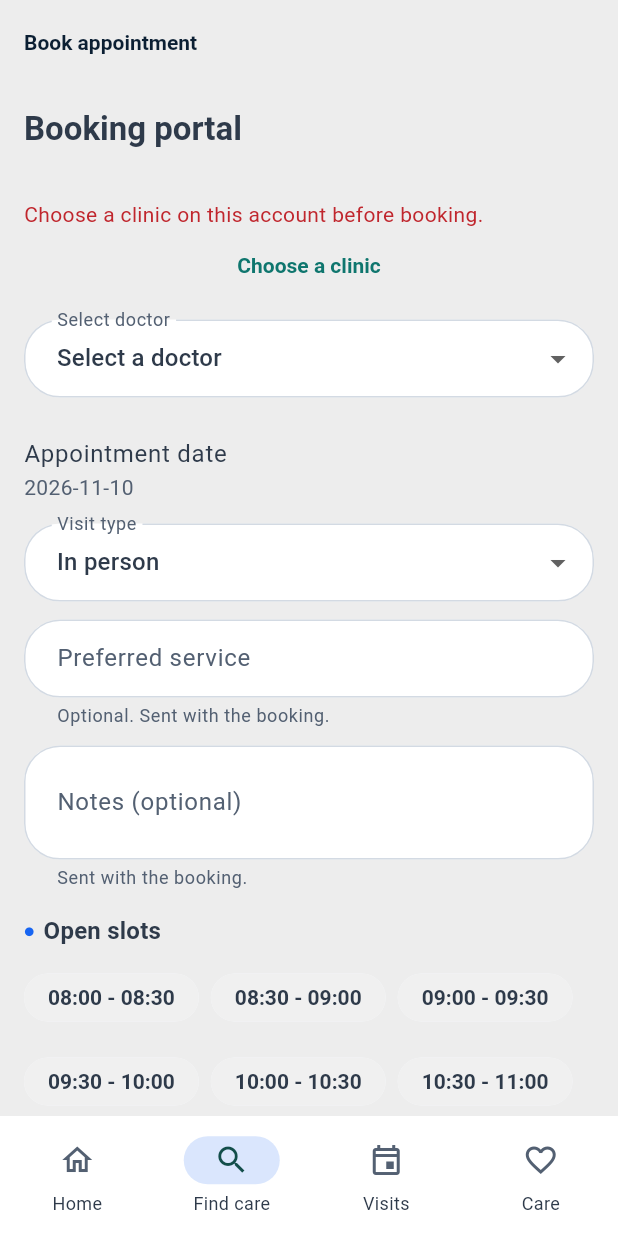
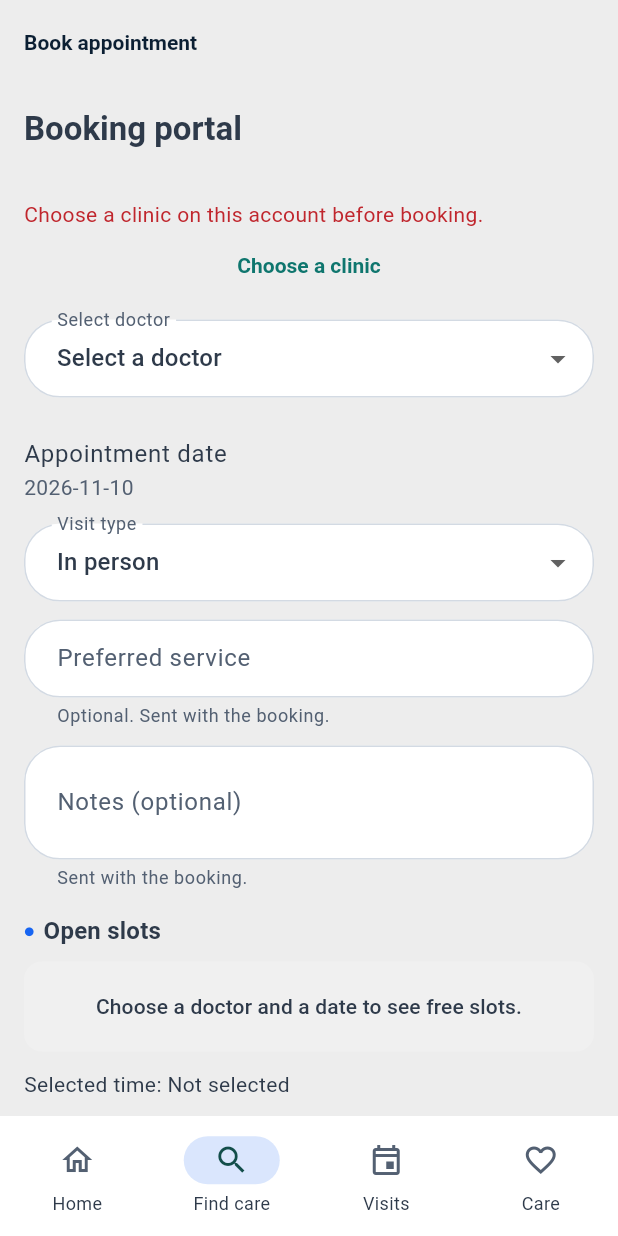
Before and after one commit to Immortal8725/digimed-patient-flutter, a Flutter app: the BookScreen screen opened by its route, on a phone screen of 412 x 824 dp. Run offline on Flutter 3.47's test engine with Material 3 defaults, Android fonts, the phone set to English and light mode, and no system bars; our stand-ins replace dio, flutter_riverpod, flutter_secure_storage, geolocator, go_router, shared_preferences and 1 more; missing offline and left inert: flutter_webrtc; accounts and stored records are empty.

Commit message:
Stop falling back to taken clinic hours on the book screen.
An empty slots response now shows that there are no free times that day. An API error shows a retry message instead of the full timetable.

```diff
--- a/lib/features/find_care/book_screen.dart
+++ b/lib/features/find_care/book_screen.dart
@@ -39,6 +39,8 @@ class _BookScreenState extends ConsumerState<BookScreen> {
   String _end = '';
   bool _consent = false;
   List<String> _freeSlots = [];
+  bool _slotsLoading = false;
+  String? _slotsError;
 
   @override
   void initState() {
@@ -77,14 +79,18 @@ class _BookScreenState extends ConsumerState<BookScreen> {
         }
       } catch (_) {}
       if (!mounted) return;
+      final doctorId = doctors.length == 1 ? firstString(doctors.first, ['id', 'userId', 'doctorId']) : '';
       setState(() {
         _tenantId = tenantId;
         _tenant = tenant;
         _doctors = doctors;
         _existing = existing;
-        _doctorId = doctors.length == 1 ? firstString(doctors.first, ['id', 'userId', 'doctorId']) : '';
+        _doctorId = doctorId;
         _loading = false;
       });
+      if (doctorId.isNotEmpty) {
+        await _refreshFreeSlots();
+      }
     } on ApiException catch (error) {
       if (!mounted) return;
       setState(() {
@@ -94,22 +100,41 @@ class _BookScreenState extends ConsumerState<BookScreen> {
     }
   }
 
-  List<ClinicSlot> get _hours {
-    return clinicHourSlots(
-      opening: firstString(_tenant, ['openingHour']),
-      closing: firstString(_tenant, ['closingHour']),
-      durationMinutes: asInt(_tenant['appointmentDuration']) ?? 30,
-    );
-  }
-
   Future<void> _refreshFreeSlots() async {
-    if (_doctorId.isEmpty || _date.isEmpty) return;
+    if (_doctorId.isEmpty || _date.isEmpty) {
+      if (!mounted) return;
+      setState(() {
+        _freeSlots = [];
+        _slotsError = null;
+        _slotsLoading = false;
+      });
+      return;
+    }
+    setState(() {
+      _slotsLoading = true;
+      _slotsError = null;
+    });
     try {
       final slots = await ref.read(findCareRepositoryProvider).slots(_doctorId, _date);
       if (!mounted) return;
-      setState(() => _freeSlots = slots);
-    } catch (_) {
-      if (mounted) setState(() => _freeSlots = []);
+      setState(() {
+        _freeSlots = slots;
+        _slotsLoading = false;
+        _slotsError = null;
+        if (_start.isNotEmpty && !slots.any((slot) => _hhmm(slot) == _hhmm(_start))) {
+          _start = '';
+          _end = '';
+        }
+      });
+    } catch (error) {
+      if (!mounted) return;
+      setState(() {
+        _freeSlots = [];
+        _slotsLoading = false;
+        _slotsError = error is ApiException
+            ? error.message
+            : 'Free slots could not be loaded. Please try again.';
+      });
     }
   }
 
@@ -181,6 +206,12 @@ class _BookScreenState extends ConsumerState<BookScreen> {
         _busy = false;
         _error = error.message;
       });
+      final text = error.message.toLowerCase();
+      if (text.contains('slot was just taken')
+          || text.contains('slot is not available')
+          || text.contains('already has an appointment')) {
+        await _refreshFreeSlots();
+      }
     }
   }
 
@@ -309,7 +340,20 @@ class _BookScreenState extends ConsumerState<BookScreen> {
                 const SizedBox(height: 16),
                 HeartHeader('Open slots'),
                 const SizedBox(height: 8),
-                if (_freeSlots.isNotEmpty)
+                if (_slotsLoading)
+                  const Padding(
+                    padding: EdgeInsets.symmetric(vertical: 8),
+                    child: Center(child: CircularProgressIndicator()),
+                  )
+                else if (_slotsError != null)
+                  Column(
+                    crossAxisAlignment: CrossAxisAlignment.start,
+                    children: [
+                      Text(_slotsError!, style: TextStyle(color: Theme.of(context).colorScheme.error)),
+                      TextButton(onPressed: _refreshFreeSlots, child: const Text('Retry')),
+                    ],
+                  )
+                else if (_freeSlots.isNotEmpty)
                   Wrap(
                     spacing: 8,
                     runSpacing: 8,
@@ -330,26 +374,10 @@ class _BookScreenState extends ConsumerState<BookScreen> {
                         ),
                     ],
                   )
-                else if (_hours.isEmpty)
-                  const HeartEmptyBox('No booking slots are configured yet. You can still type a time.')
+                else if (_doctorId.isEmpty || _date.isEmpty)
+                  const HeartEmptyBox('Choose a doctor and a date to see free slots.')
                 else
-                  Wrap(
-                    spacing: 8,
-                    runSpacing: 8,
-                    children: [
-                      for (final slot in _hours)
-                        ChoiceChip(
-                          label: Text(slot.label),
-                          selected: _start == slot.start && _end == slot.end,
-                          onSelected: blocked || !open
-                              ? null
-                              : (_) => setState(() {
-                                  _start = slot.start;
-                                  _end = slot.end;
-                                }),
-                        ),
-                    ],
-                  ),
+                  const HeartEmptyBox('No free slots on this day'),
                 const SizedBox(height: 12),
                 Text('Selected time: ${_start.isEmpty ? 'Not selected' : '$_start - $_end'}'),
                 CheckboxListTile(
```
